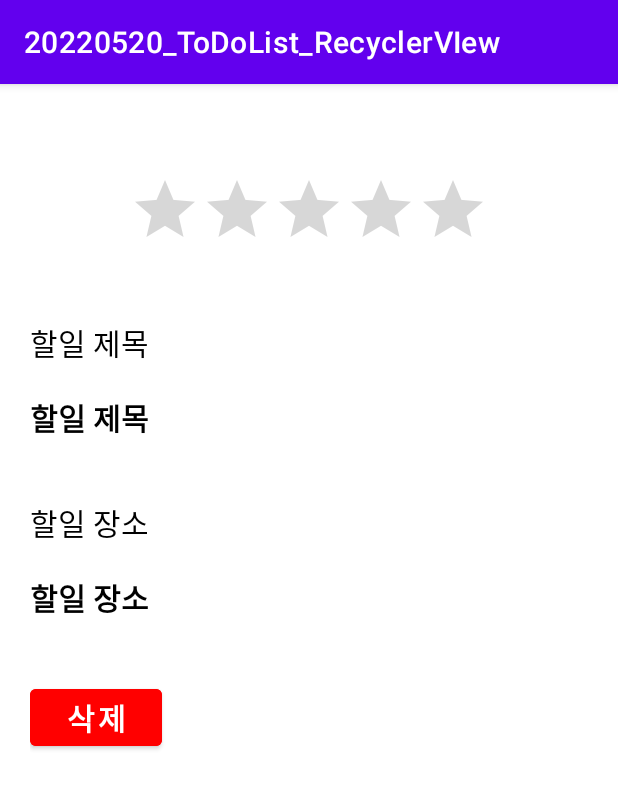
After one commit to KoPoine/20220520_ToDoList_RecyclerVIew, an Android app: the DetailTodoActivity screen opened directly, with no data from a screen before it, on a phone screen of 412 x 824 dp. The commit adds this screen. Shown: the top 789 px of the screen. Run offline under Robolectric (Android 15) with nearby library versions, the phone set to English and light mode, and no system bars.

Commit message:
- Detail Activity 생성 및 xml 작성

```diff
--- a/app/src/main/AndroidManifest.xml
+++ b/app/src/main/AndroidManifest.xml
@@ -10,6 +10,12 @@
         android:supportsRtl="true"
         android:theme="@style/Theme.20220520_ToDoList_RecyclerVIew">
         <activity
+            android:name=".DetailTodoActivity"
+            android:exported="false" />
+        <activity
+            android:name=".MainActivity2"
+            android:exported="false" />
+        <activity
             android:name=".MainActivity"
             android:exported="true">
             <intent-filter>
--- /dev/null
+++ b/app/src/main/java/com/neppplus/a20220520_todolist_recyclerview/DetailTodoActivity.kt
@@ -0,0 +1,11 @@
+package com.neppplus.a20220520_todolist_recyclerview
+
+import androidx.appcompat.app.AppCompatActivity
+import android.os.Bundle
+
+class DetailTodoActivity : AppCompatActivity() {
+    override fun onCreate(savedInstanceState: Bundle?) {
+        super.onCreate(savedInstanceState)
+        setContentView(R.layout.activity_detail_todo)
+    }
+}
--- a/app/src/main/java/com/neppplus/a20220520_todolist_recyclerview/adapters/TodoRecyclerViewAdapter.kt
+++ b/app/src/main/java/com/neppplus/a20220520_todolist_recyclerview/adapters/TodoRecyclerViewAdapter.kt
@@ -50,6 +50,7 @@ class TodoRecyclerViewAdapter(val mContext : Context, val mList : List<TodoData>
                     todoTxt.paintFlags = 0
                 }
             }
+
         }
     }
 }
--- /dev/null
+++ b/app/src/main/res/layout/activity_detail_todo.xml
@@ -0,0 +1,66 @@
+<?xml version="1.0" encoding="utf-8"?>
+<LinearLayout xmlns:android="http://schemas.android.com/apk/res/android"
+    xmlns:app="http://schemas.android.com/apk/res-auto"
+    xmlns:tools="http://schemas.android.com/tools"
+    android:layout_width="match_parent"
+    android:layout_height="match_parent"
+    android:orientation="vertical"
+    android:padding="20dp"
+    tools:context=".DetailTodoActivity">
+
+    <RatingBar
+        android:layout_width="wrap_content"
+        android:layout_height="wrap_content"
+        android:layout_gravity="center"
+        android:stepSize="0.5"
+        android:isIndicator="true"
+        android:layout_marginTop="40dp"
+        android:numStars="5"/>
+
+    <TextView
+        android:layout_width="wrap_content"
+        android:layout_height="wrap_content"
+        android:layout_marginTop="40dp"
+        android:text="할일 제목"
+        android:textSize="20sp"
+        android:textColor="@color/black"/>
+
+    <TextView
+        android:id="@+id/titleTxt"
+        android:layout_width="wrap_content"
+        android:layout_height="wrap_content"
+        android:layout_marginTop="20dp"
+        android:text="할일 제목"
+        android:textSize="20sp"
+        android:textStyle="bold"
+        android:textColor="@color/black"/>
+
+    <TextView
+        android:layout_width="wrap_content"
+        android:layout_height="wrap_content"
+        android:layout_marginTop="40dp"
+        android:text="할일 장소"
+        android:textSize="20sp"
+        android:textColor="@color/black"/>
+
+    <TextView
+        android:id="@+id/placeTxt"
+        android:layout_width="wrap_content"
+        android:layout_height="wrap_content"
+        android:layout_marginTop="20dp"
+        android:text="할일 장소"
+        android:textSize="20sp"
+        android:textStyle="bold"
+        android:textColor="@color/black"/>
+
+    <Button
+        android:id="@+id/deleteBtn"
+        android:layout_width="wrap_content"
+        android:layout_height="wrap_content"
+        android:layout_marginTop="40dp"
+        android:text="삭제"
+        android:backgroundTint="#FF0000"
+        android:textSize="20sp"
+        android:textStyle="bold"/>
+
+</LinearLayout>
```
